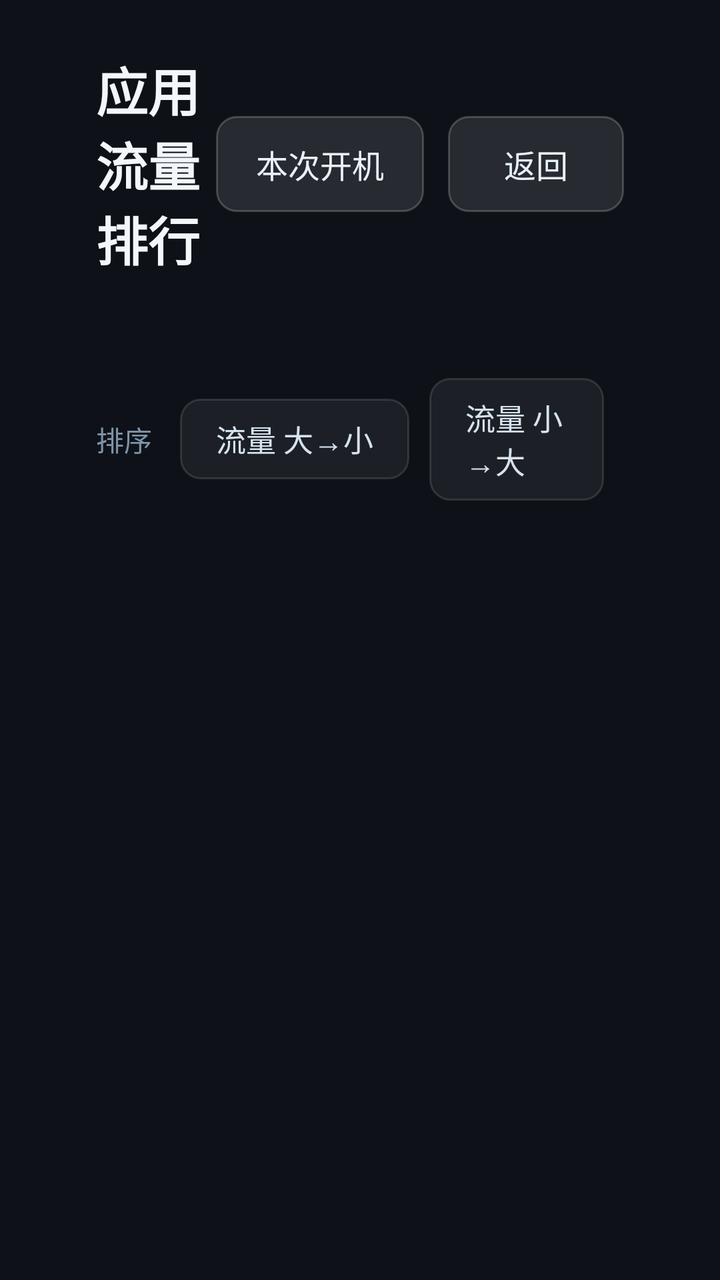
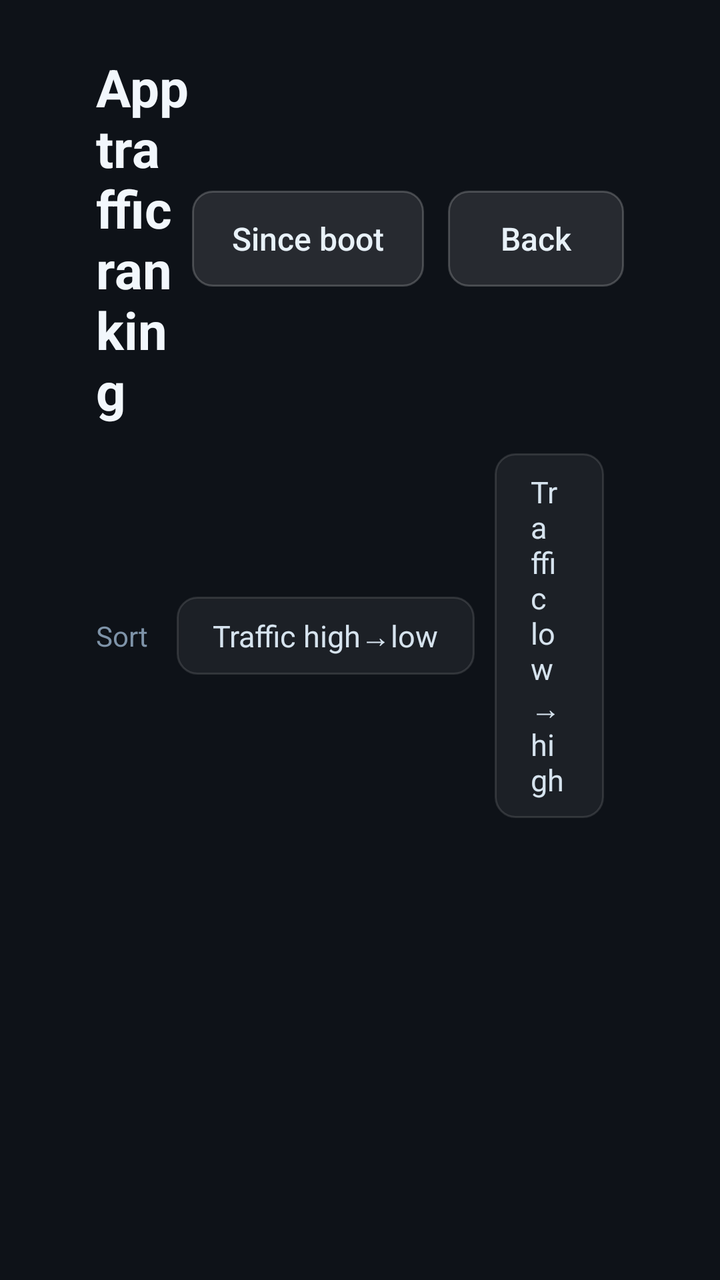

The first picture is an Android layout as it rendered before a commit; the second is the same layout after the commit. The layout source and the unified diff follow.
<!-- AndroidManifest.xml: application theme AppTheme -->
<!-- res/layout/activity_app_usage.xml -->
<?xml version="1.0" encoding="utf-8"?>
<LinearLayout xmlns:android="http://schemas.android.com/apk/res/android"
    android:layout_width="match_parent"
    android:layout_height="match_parent"
    android:background="#FF0E1218"
    android:orientation="vertical"
    android:paddingStart="48dp"
    android:paddingTop="26dp"
    android:paddingEnd="48dp"
    android:paddingBottom="20dp">

    
    <LinearLayout
        android:layout_width="match_parent"
        android:layout_height="wrap_content"
        android:gravity="center_vertical"
        android:orientation="horizontal">

        <TextView
            android:layout_width="0dp"
            android:layout_height="wrap_content"
            android:layout_weight="1"
            android:text="@string/usage_title"
            android:textColor="#FFF2F7FC"
            android:textSize="26sp"
            android:textStyle="bold" />

        <Button
            android:id="@+id/btn_range"
            style="@style/TvButton"
            android:layout_width="wrap_content"
            android:layout_height="wrap_content"
            android:text="本次开机" />

        <Button
            android:id="@+id/btn_back"
            style="@style/TvButton"
            android:layout_width="wrap_content"
            android:layout_height="wrap_content"
            android:layout_marginEnd="0dp"
            android:text="返回" />
    </LinearLayout>

    
    <LinearLayout
        android:layout_width="match_parent"
        android:layout_height="wrap_content"
        android:layout_marginTop="14dp"
        android:gravity="center_vertical"
        android:orientation="horizontal">

        <TextView
            android:layout_width="wrap_content"
            android:layout_height="wrap_content"
            android:layout_marginEnd="14dp"
            android:text="排序"
            android:textColor="#FF7E93A8"
            android:textSize="14sp" />

        <TextView
            android:id="@+id/sort_traffic_desc"
            style="@style/SortChip"
            android:text="流量 大→小" />

        <TextView
            android:id="@+id/sort_traffic_asc"
            style="@style/SortChip"
            android:text="流量 小→大" />

        <TextView
            android:id="@+id/sort_name_asc"
            style="@style/SortChip"
            android:text="名称 A→Z" />

        <TextView
            android:id="@+id/sort_name_desc"
            style="@style/SortChip"
            android:text="名称 Z→A" />
    </LinearLayout>

    <TextView
        android:id="@+id/tv_summary"
        android:layout_width="match_parent"
        android:layout_height="wrap_content"
        android:layout_marginTop="14dp"
        android:layout_marginBottom="12dp"
        android:textColor="#FF7E93A8"
        android:textSize="14sp" />

    <FrameLayout
        android:layout_width="match_parent"
        android:layout_height="0dp"
        android:layout_weight="1">

        <ListView
            android:id="@+id/list"
            android:layout_width="match_parent"
            android:layout_height="match_parent"
            android:divider="#14FFFFFF"
            android:dividerHeight="6dp"
            android:scrollbars="none"
            android:listSelector="@android:color/transparent" />

        <TextView
            android:id="@+id/tv_empty"
            android:layout_width="wrap_content"
            android:layout_height="wrap_content"
            android:layout_gravity="center"
            android:text="没有读到应用列表"
            android:textColor="#FF6B7F92"
            android:textSize="16sp"
            android:visibility="gone" />
    </FrameLayout>
</LinearLayout>
<!-- resources referenced by this layout -->
<resources>
  <string name="usage_title">应用流量排行</string>
  <style name="SortChip">
          <item name="android:layout_width">wrap_content</item>
          <item name="android:layout_height">wrap_content</item>
          <item name="android:layout_marginEnd">10dp</item>
          <item name="android:background">@drawable/sel_chip</item>
          <item name="android:clickable">true</item>
          <item name="android:focusable">true</item>
          <item name="android:focusableInTouchMode">true</item>
          <item name="android:paddingLeft">18dp</item>
          <item name="android:paddingRight">18dp</item>
          <item name="android:paddingTop">9dp</item>
          <item name="android:paddingBottom">9dp</item>
          <item name="android:textColor">#FFD6E3EE</item>
          <item name="android:textSize">15sp</item>
      </style>
  <style name="TvButton" parent="@android:style/Widget.Material.Button">
          <item name="android:background">@drawable/bg_btn</item>
          <item name="android:textColor">#FFE8F1F8</item>
          <item name="android:textSize">16sp</item>
          <item name="android:textAllCaps">false</item>
          <item name="android:paddingLeft">20dp</item>
          <item name="android:paddingRight">20dp</item>
          <item name="android:paddingTop">12dp</item>
          <item name="android:paddingBottom">12dp</item>
          <item name="android:layout_marginEnd">12dp</item>
          <item name="android:focusable">true</item>
          <item name="android:stateListAnimator">@null</item>
      </style>
  <style name="AppTheme" parent="@android:style/Theme.Material.NoActionBar">
          <item name="android:windowBackground">#FF0E1218</item>
          <item name="android:colorAccent">#FF4FC3F7</item>
      </style>
  <!-- drawable bg_btn (drawable) -->
  <?xml version="1.0" encoding="utf-8"?>
  <selector xmlns:android="http://schemas.android.com/apk/res/android">
      <item android:state_focused="true">
          <shape android:shape="rectangle">
              <solid android:color="#334FC3F7" />
              <stroke
                  android:width="2dp"
                  android:color="#FF4FC3F7" />
              <corners android:radius="10dp" />
          </shape>
      </item>
      <item android:state_pressed="true">
          <shape android:shape="rectangle">
              <solid android:color="#554FC3F7" />
              <corners android:radius="10dp" />
          </shape>
      </item>
      <item>
          <shape android:shape="rectangle">
              <solid android:color="#1AFFFFFF" />
              <stroke
                  android:width="1dp"
                  android:color="#33FFFFFF" />
              <corners android:radius="10dp" />
          </shape>
      </item>
  </selector>
  <!-- unchanged entries left out for length: 1 -->
</resources>

<!-- the commit's change to res/layout/activity_app_usage.xml (unified diff, before → after) -->
@@ -30,7 +30,7 @@
             style="@style/TvButton"
             android:layout_width="wrap_content"
             android:layout_height="wrap_content"
-            android:text="本次开机" />
+            android:text="@string/btn_range_boot" />
 
         <Button
             android:id="@+id/btn_back"
@@ -38,7 +38,7 @@
             android:layout_width="wrap_content"
             android:layout_height="wrap_content"
             android:layout_marginEnd="0dp"
-            android:text="返回" />
+            android:text="@string/btn_back" />
     </LinearLayout>
 
     
@@ -53,29 +53,29 @@
             android:layout_width="wrap_content"
             android:layout_height="wrap_content"
             android:layout_marginEnd="14dp"
-            android:text="排序"
+            android:text="@string/label_sort"
             android:textColor="#FF7E93A8"
             android:textSize="14sp" />
 
         <TextView
             android:id="@+id/sort_traffic_desc"
             style="@style/SortChip"
-            android:text="流量 大→小" />
+            android:text="@string/sort_traffic_desc" />
 
         <TextView
             android:id="@+id/sort_traffic_asc"
             style="@style/SortChip"
-            android:text="流量 小→大" />
+            android:text="@string/sort_traffic_asc" />
 
         <TextView
             android:id="@+id/sort_name_asc"
             style="@style/SortChip"
-            android:text="名称 A→Z" />
+            android:text="@string/sort_name_asc" />
 
         <TextView
             android:id="@+id/sort_name_desc"
             style="@style/SortChip"
-            android:text="名称 Z→A" />
+            android:text="@string/sort_name_desc" />
     </LinearLayout>
 
     <TextView
@@ -106,7 +106,7 @@
             android:layout_width="wrap_content"
             android:layout_height="wrap_content"
             android:layout_gravity="center"
-            android:text="没有读到应用列表"
+            android:text="@string/usage_empty"
             android:textColor="#FF6B7F92"
             android:textSize="16sp"
             android:visibility="gone" />
<!-- resource entries referenced after the edit -->
@@ -1,6 +1,14 @@
 <!-- resources referenced by this layout -->
 <resources>
-  <string name="usage_title">应用流量排行</string>
+  <string name="btn_back">Back</string>
+  <string name="btn_range_boot">Since boot</string>
+  <string name="label_sort">Sort</string>
+  <string name="sort_name_asc">Name A→Z</string>
+  <string name="sort_name_desc">Name Z→A</string>
+  <string name="sort_traffic_asc">Traffic low→high</string>
+  <string name="sort_traffic_desc">Traffic high→low</string>
+  <string name="usage_empty">No apps to show</string>
+  <string name="usage_title">App traffic ranking</string>
   <style name="SortChip">
           <item name="android:layout_width">wrap_content</item>
           <item name="android:layout_height">wrap_content</item>
